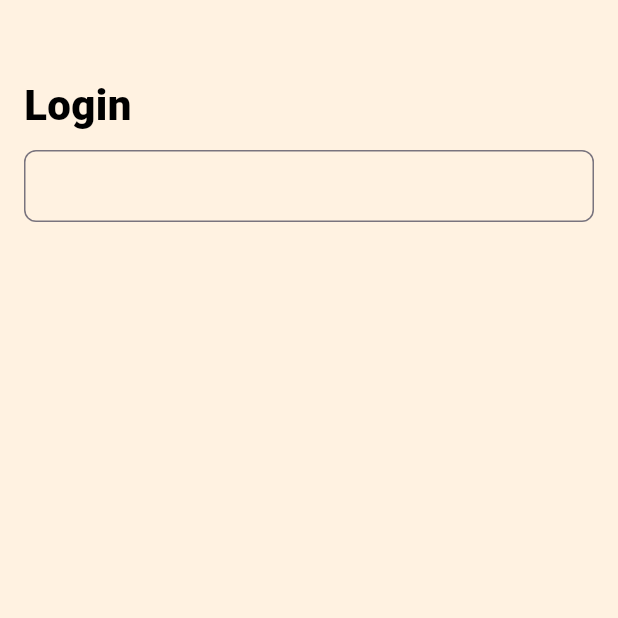
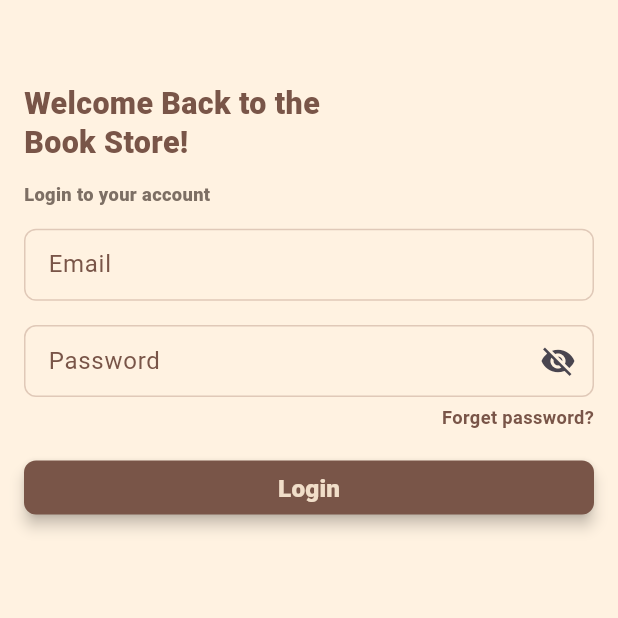
Before and after one commit to ahmedkamel237/BookStore, a Flutter app: the screen it shows after launch, on a phone screen of 412 x 824 dp, the top half of it. Run offline on Flutter 3.47's test engine with Material 3 defaults, Android fonts, the light colour scheme and no system bars; our stand-ins replace firebase_core, flutter_screenutil; accounts and stored records are empty.

Commit message:
handel files and add app_material_button.dart and edit in textForm .

```diff
--- a/analysis_options.yaml
+++ b/analysis_options.yaml
@@ -2,3 +2,4 @@ include: package:very_good_analysis/analysis_options.yaml
 linter:
   rules:
     public_member_api_docs: false
+    prefer_single_quotes: false
--- a/lib/app.dart
+++ b/lib/app.dart
@@ -1,13 +1,18 @@
 import 'package:flutter/material.dart';
+import 'package:flutter_screenutil/flutter_screenutil.dart';
 import 'package:stor_app/builder_screen.dart';
-import 'package:stor_app/common/themes/colors.dart';
+import 'package:stor_app/packeges/utils/material.dart';
 
 class MyApp extends StatelessWidget {
   const MyApp({super.key});
 
   @override
   Widget build(BuildContext context) {
-    return MaterialApp(
+    return ScreenUtilInit(
+      designSize: const Size(375, 812),
+      minTextAdapt: true,
+      splitScreenMode: true,
+      child: MaterialApp(
         theme: ThemeData(
           scaffoldBackgroundColor: AppColor.primary8,
           bottomNavigationBarTheme: const BottomNavigationBarThemeData(
@@ -20,6 +25,7 @@ class MyApp extends StatelessWidget {
         ),
         home: const BuilderScreen(),
         debugShowCheckedModeBanner: false,
+      ),
     );
   }
 }
--- a/lib/auth/login/ui/login_page.dart
+++ b/lib/auth/login/ui/login_page.dart
@@ -1,38 +1,84 @@
 import 'package:flutter/material.dart';
-import 'package:stor_app/common/padding_values/padding_dimentions.dart';
-import 'package:stor_app/common/themes/colors.dart';
-import 'package:stor_app/common/themes/text_styles.dart';
-import 'package:stor_app/common/widgets/app_text_form_filed.dart';
+import 'package:flutter_screenutil/flutter_screenutil.dart';
+import 'package:stor_app/packeges/app_materials/material.dart';
+import 'package:stor_app/packeges/utils/material.dart';
+import 'package:stor_app/packeges/utils/src/dimensions/padding_dimensions.dart';
 
-class LoginPage extends StatelessWidget {
+class LoginPage extends StatefulWidget {
   const LoginPage({super.key});
 
   static const routeName = '/LoginPage';
 
+  @override
+  State<LoginPage> createState() => _LoginPageState();
+}
+
+class _LoginPageState extends State<LoginPage> {
+  final _formKey = GlobalKey<FormState>();
+  final bool _obscureText = true;
   @override
   Widget build(BuildContext context) {
     return Scaffold(
       appBar: AppBar(),
       body: Padding(
         padding: const EdgeInsets.symmetric(
-          horizontal: PaddingDimentions.pagePadding,
+          horizontal: PaddingDimensions.pagePadding,
         ),
         child: Column(
           crossAxisAlignment: CrossAxisAlignment.start,
           children: [
             Text(
-              'Login',
+              'Welcome Back to the\nBook Store!',
               style: TextStyles.extraBold(
-                textColor: AppColor.black,
-                fontSize: Dimentions.xxxLarge,
+                textColor: AppColor.brown,
+                height: 1.3,
+                fontSize: Dimensions.xLarge.sp,
+              ),
+            ),
+            SizedBox(height: PaddingDimensions.large.h),
+            Text(
+              'Login to your account',
+              style: TextStyles.extraBold(
+                textColor: AppColor.darkBrown,
+                fontSize: Dimensions.medium.sp,
               ),
             ),
             Form(
-              onChanged: () {},
-              child: const Column(
+              key: _formKey,
+              onChanged: () {
+                _formKey.currentState?.validate();
+                setState(() {});
+              },
+              child: Column(
+                crossAxisAlignment: CrossAxisAlignment.end,
                 children: [
-                  SizedBox(height: PaddingDimentions.large),
-                  AppTextFormField(),
+                  SizedBox(height: PaddingDimensions.large.h),
+                  const AppTextFormField(
+                    hintText: 'example@gmail.com',
+                    labelText: 'Email',
+                  ),
+                  SizedBox(height: PaddingDimensions.large.h),
+                   AppTextFormField(
+                    hintText: '**********',
+                    labelText: 'Password',
+                    obscureText: _obscureText,
+                  ),
+                  SizedBox(height: PaddingDimensions.normal.h),
+                  Text(
+                    'Forget password?',
+                    style: TextStyles.bold(
+                      fontSize: Dimensions.medium.sp,
+                      textColor: AppColor.brown,
+                    ),
+                  ),
+                  SizedBox(height: PaddingDimensions.large.h),
+                  SizedBox(
+                    width: double.infinity,
+                    child: AppMaterialButton(
+                      onPressed: () {},
+                      buttonText: 'Login',
+                    ),
+                  ),
                 ],
               ),
             ),
--- a/lib/common/widgets/app_text_form_filed.dart
+++ /dev/null
@@ -1,49 +0,0 @@
-import 'package:flutter/material.dart';
-import 'package:stor_app/common/padding_values/padding_dimentions.dart';
-import 'package:stor_app/common/themes/colors.dart';
-import 'package:stor_app/common/themes/text_styles.dart';
-
-class AppTextFormField extends StatelessWidget {
-  const AppTextFormField({
-    super.key,
-    this.onChanged,
-    this.decoration,
-    this.validator,
-    this.controller,
-    this.contentPadding,
-    this.fontSize,
-    this.textColor,
-  });
-
-  final void Function(String)? onChanged;
-  final InputDecoration? decoration;
-  final String? Function(String?)? validator;
-  final TextEditingController? controller;
-  final double? contentPadding;
-  final double? fontSize;
-  final Color? textColor;
-
-  @override
-  Widget build(BuildContext context) {
-    return TextFormField(
-      onChanged: onChanged,
-      decoration: decoration ??
-          InputDecoration(
-            contentPadding: EdgeInsets.all(contentPadding ?? 12),
-            border: const OutlineInputBorder(
-              borderRadius: BorderRadius.all(Radius.circular(8)),
-              borderSide: BorderSide(
-                color: Colors.red,
-              ),
-            ),
-          ),
-
-      style: TextStyles.regular(
-        fontSize: fontSize ?? Dimentions.large,
-        textColor: textColor ??  AppColor.black,
-      ),
-      validator: validator,
-      controller: controller,
-    );
-  }
-}
--- a/lib/home/home_page.dart
+++ b/lib/home/home_page.dart
@@ -1,6 +1,6 @@
 import 'package:flutter/material.dart';
-import 'package:stor_app/common/padding_values/padding_dimentions.dart';
-import 'package:stor_app/common/themes/colors.dart';
+import 'package:stor_app/packeges/utils/material.dart';
+import 'package:stor_app/packeges/utils/src/dimensions/padding_dimensions.dart';
 
 class HomePage extends StatefulWidget {
   const HomePage({super.key});
@@ -40,12 +40,12 @@ class _HomePageState extends State<HomePage>
             child: ListView.separated(
               physics: const ClampingScrollPhysics(),
               padding: const EdgeInsetsDirectional.symmetric(
-                horizontal: PaddingDimentions.pagePadding,
+                horizontal: PaddingDimensions.pagePadding,
               ),
               scrollDirection: Axis.horizontal,
               itemBuilder: (context, index) => Container(
                 height: MediaQuery.sizeOf(context).height * 0.1 -
-                    PaddingDimentions.normal,
+                    PaddingDimensions.normal,
                 clipBehavior: Clip.antiAliasWithSaveLayer,
                 decoration: BoxDecoration(
                   shape: BoxShape.circle,
@@ -54,14 +54,14 @@ class _HomePageState extends State<HomePage>
                   ),
                 ),
                 width: MediaQuery.sizeOf(context).height * 0.1 -
-                    PaddingDimentions.normal,
+                    PaddingDimensions.normal,
                 child: Image.asset(
                   'assets/store_app_background.jpeg',
                   fit: BoxFit.cover,
                 ),
               ),
               separatorBuilder: (context, index) => const SizedBox(
-                width: PaddingDimentions.normal,
+                width: PaddingDimensions.normal,
               ),
               itemCount: 10,
             ),
--- a/lib/host_page.dart
+++ b/lib/host_page.dart
@@ -1,6 +1,6 @@
 import 'package:flutter/material.dart';
-import 'package:stor_app/common/themes/colors.dart';
 import 'package:stor_app/home/home_page.dart';
+import 'package:stor_app/packeges/utils/material.dart';
 
 class MainHostPage extends StatefulWidget {
   const MainHostPage({super.key});
--- a/lib/main.dart
+++ b/lib/main.dart
@@ -1,10 +1,12 @@
 import 'package:firebase_core/firebase_core.dart';
 import 'package:flutter/material.dart';
+import 'package:flutter_screenutil/flutter_screenutil.dart';
 import 'package:stor_app/app.dart';
 import 'package:stor_app/firebase_options.dart';
 
 void main() async {
   WidgetsFlutterBinding.ensureInitialized();
+  await ScreenUtil.ensureScreenSize();
   await Firebase.initializeApp(options: DefaultFirebaseOptions.currentPlatform);
   runApp(const MyApp());
 }
--- /dev/null
+++ b/lib/packeges/app_materials/material.dart
@@ -0,0 +1,12 @@
+library app_material;
+
+import 'package:flutter/material.dart';
+import 'package:flutter/services.dart';
+import 'package:flutter_screenutil/flutter_screenutil.dart';
+import 'package:stor_app/packeges/utils/material.dart';
+import 'package:stor_app/packeges/utils/src/dimensions/padding_dimensions.dart';
+
+
+
+part 'src/app_button/app_material_button.dart';
+part 'src/app_text_form/app_text_form_filed.dart';
--- /dev/null
+++ b/lib/packeges/app_materials/src/app_button/app_material_button.dart
@@ -0,0 +1,34 @@
+part of '../../material.dart';
+
+class AppMaterialButton extends StatelessWidget {
+  const AppMaterialButton({
+    required this.buttonText,
+    this.onPressed,
+    super.key,
+  });
+
+  final VoidCallback? onPressed;
+  final String buttonText;
+
+  @override
+  Widget build(BuildContext context) {
+    return MaterialButton(
+      color: AppColor.brown,
+      autofocus: true,
+      disabledColor:AppColor.lightBrown,
+      shape: const RoundedRectangleBorder(
+        borderRadius: BorderRadius.all(
+          Radius.circular(8),
+        ),
+      ),
+      onPressed: onPressed,
+      child: Text(
+        buttonText,
+        style: TextStyles.extraBold(
+          fontSize: Dimensions.large.sp,
+          textColor: AppColor.primary7,
+        ),
+      ),
+    );
+  }
+}
--- /dev/null
+++ b/lib/packeges/app_materials/src/app_text_form/app_text_form_filed.dart
@@ -0,0 +1,100 @@
+part of '../../material.dart';
+
+class AppTextFormField extends StatefulWidget {
+  const AppTextFormField({
+    super.key,
+    this.onChanged,
+    this.decoration,
+    this.validator,
+    this.controller,
+    this.contentPadding,
+    this.fontSize,
+    this.textColor,
+    this.labelText,
+    this.label,
+    this.hintText,
+    this.maxLines,
+    this.obscureText = false,
+    this.inputFormatters,
+  });
+
+  final void Function(String)? onChanged;
+  final InputDecoration? decoration;
+  final String? Function(String?)? validator;
+  final TextEditingController? controller;
+  final double? contentPadding;
+  final double? fontSize;
+  final Color? textColor;
+  final String? labelText;
+  final Widget? label;
+  final String? hintText;
+  final int? maxLines;
+  final bool obscureText;
+  final List<TextInputFormatter>? inputFormatters;
+
+  @override
+  State<AppTextFormField> createState() => _AppTextFormFieldState();
+}
+
+class _AppTextFormFieldState extends State<AppTextFormField> {
+  @override
+  void initState() {
+    obscureText = widget.obscureText;
+    super.initState();
+  }
+
+  bool obscureText = false;
+
+  @override
+  Widget build(BuildContext context) {
+    return TextFormField(
+      onChanged: widget.onChanged,
+      maxLines: widget.maxLines ?? 1,
+      obscureText: obscureText,cursorColor: AppColor.brown,
+      decoration: widget.decoration ??
+          InputDecoration(
+            labelStyle: TextStyles.regular(
+              fontSize: widget.fontSize ?? Dimensions.large,
+              color: widget.textColor ?? AppColor.brown,
+            ),
+            contentPadding: EdgeInsets.all(widget.contentPadding ?? 12.r),
+            labelText: widget.labelText,
+            label: widget.label,
+            hintText: widget.hintText,
+            enabledBorder: const OutlineInputBorder(
+              borderSide: BorderSide(color: AppColor.lightBrown),
+              borderRadius: BorderRadius.all(Radius.circular(8)),
+            ),
+            disabledBorder: OutlineInputBorder(
+              borderRadius: BorderRadius.circular(8),
+              borderSide: const BorderSide(color: AppColor.lightBrown),
+            ),
+            focusColor: AppColor.darkBrown,
+            focusedBorder: const OutlineInputBorder(
+              borderSide: BorderSide(color: AppColor.brown, width: 1.5),
+            ),
+            suffixIcon: !widget.obscureText
+                ? null
+                : InkWell(
+                    onTap: () {
+                      obscureText = !obscureText;
+                      setState(() {});
+                    },
+                    child: Icon(
+                      obscureText ? Icons.visibility_off : Icons.visibility,
+                    ),
+                  ),
+            border: const OutlineInputBorder(
+              borderRadius: BorderRadius.all(Radius.circular(8)),
+            ),
+          ),
+      inputFormatters: widget.inputFormatters,
+      style: TextStyles.regular(
+        fontSize: widget.fontSize ?? Dimensions.large,
+        color: widget.textColor ?? AppColor.black,
+      ),
+      validator: widget.validator,
+      controller: widget.controller,
+    );
+  }
+}
--- /dev/null
+++ b/lib/packeges/utils/material.dart
@@ -0,0 +1,8 @@
+library app_utils;
+
+import 'package:flutter/material.dart';
+import 'package:stor_app/packeges/utils/src/dimensions/padding_dimensions.dart';
+
+
+part 'src/themes/text_styles.dart';
+part 'src/themes/colors.dart';
--- a/lib/common/padding_values/padding_dimentions.dart
+++ b/lib/packeges/utils/src/dimensions/padding_dimensions.dart
@@ -1,4 +1,4 @@
-class PaddingDimentions {
+class PaddingDimensions {
   static const double small = 4;
   static const double normal = 8;
   static const double large = 16;
@@ -10,7 +10,7 @@ class PaddingDimentions {
   static const double  pagePadding = 16;
 }
 
-class Dimentions {
+class Dimensions {
   static const double small = 6;
   static const double normal = 10;
   static const double medium = 12;
--- a/lib/common/themes/colors.dart
+++ b/lib/packeges/utils/src/themes/colors.dart
@@ -1,8 +1,12 @@
-import 'package:flutter/material.dart';
+part of '../../material.dart';
 
 class AppColor {
   AppColor._();
   static const Color white = Color(0xFFFFFFFF);
+  static const Color lightGrey = Color(0xFFE5E5E5);
+  static const Color darkGrey = Color(0xFF9E9E9E);
+  static const Color lightBrown = Color(0xFFE0C9B8);
+  static const Color darkBrown = Color(0xFF7D6F64);
   static const Color black = Color(0xFF000000);
   static const Color brown = Color(0xFF795548);
   static const Color primary1 = Color(0xFF8D7B68);
--- a/lib/common/themes/text_styles.dart
+++ b/lib/packeges/utils/src/themes/text_styles.dart
@@ -1,18 +1,16 @@
-import 'package:flutter/material.dart';
-import 'package:stor_app/common/padding_values/padding_dimentions.dart';
-import 'package:stor_app/common/themes/colors.dart';
+part of '../../material.dart';
 
 class TextStyles {
   TextStyles._();
 
   static TextStyle regular({
-    Color? textColor,
+    Color? color,
     double? fontSize,
     double? height,
   }) {
     return TextStyle(
-      fontSize: fontSize ?? Dimentions.large,
-      color: textColor ?? AppColor.black,
+      fontSize: fontSize ?? Dimensions.large,
+      color: color ?? AppColor.black,
       fontWeight: FontWeight.w400,
       height: height ?? 1,
     );
@@ -24,7 +22,7 @@ class TextStyles {
     double? height,
   }) {
     return TextStyle(
-      fontSize: fontSize ?? Dimentions.large,
+      fontSize: fontSize ?? Dimensions.large,
       color: textColor ?? AppColor.black,
       fontWeight: FontWeight.w500,
       height: height ?? 1,
@@ -37,7 +35,7 @@ class TextStyles {
     double? height,
   }) {
     return TextStyle(
-      fontSize: fontSize ?? Dimentions.large,
+      fontSize: fontSize ?? Dimensions.large,
       color: textColor ?? AppColor.black,
       fontWeight: FontWeight.w600,
       height: height ?? 1,
@@ -46,7 +44,7 @@ class TextStyles {
 
   static TextStyle bold({Color? textColor, double? fontSize, double? height}) {
     return TextStyle(
-      fontSize: fontSize ?? Dimentions.large,
+      fontSize: fontSize ?? Dimensions.large,
       color: textColor ?? AppColor.black,
       fontWeight: FontWeight.w700,
       height: height ?? 1,
@@ -59,7 +57,7 @@ class TextStyles {
     double? height,
   }) {
     return TextStyle(
-      fontSize: fontSize ?? Dimentions.large,
+      fontSize: fontSize ?? Dimensions.large,
       color: textColor ?? AppColor.black,
       fontWeight: FontWeight.w800,
       height: height ?? 1,
```
Lines whose indentation alone changed are shown as unchanged.
